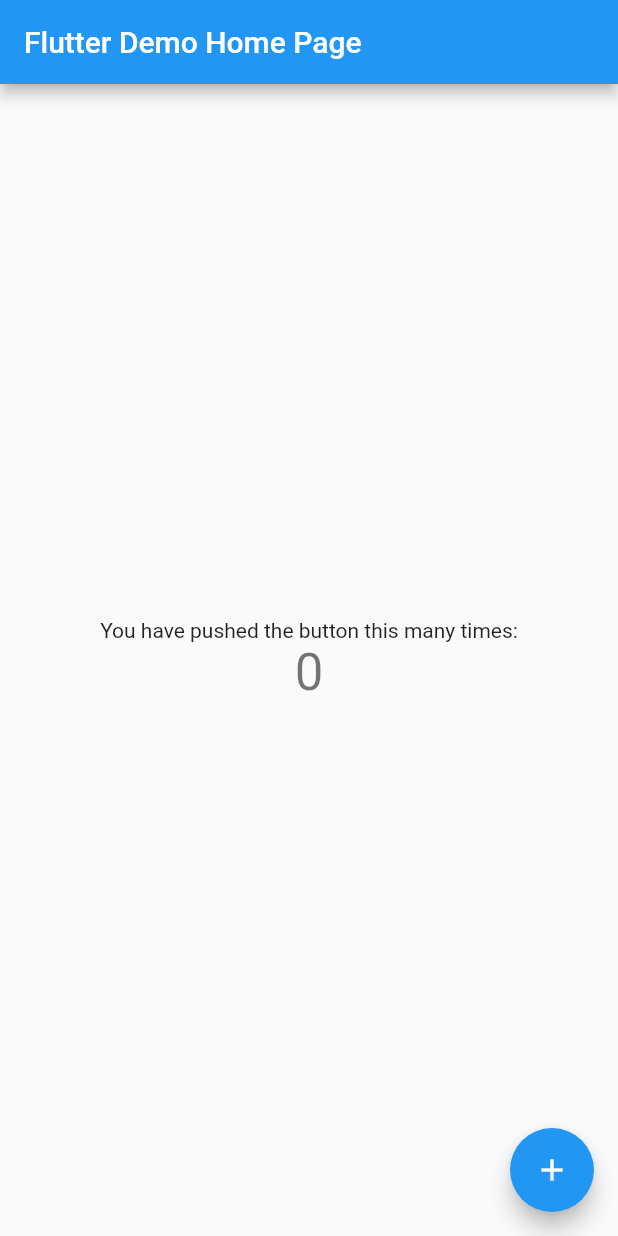
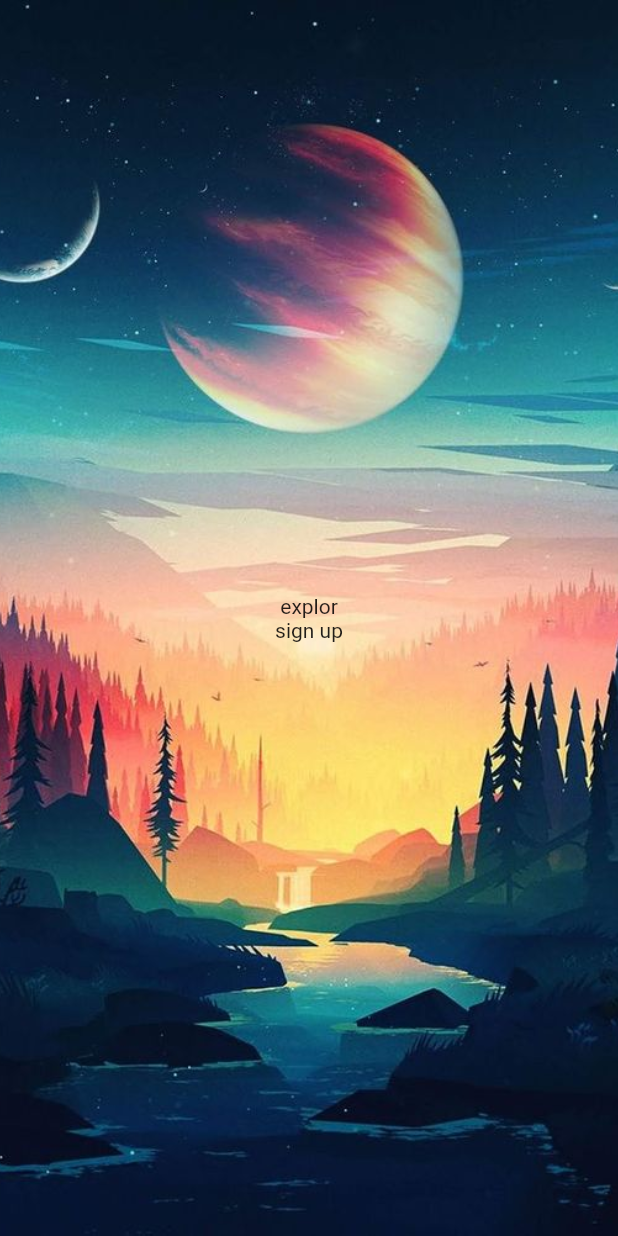
Before and after one commit to zhudtq/souler, a Flutter app: the screen it shows after launch, on a phone screen of 412 x 824 dp. Run offline on Flutter 3.47's test engine with Material 2 defaults, Android fonts, the phone set to English and light mode, and no system bars.

Commit message:
login page background

```diff
--- a/lib/main.dart
+++ b/lib/main.dart
@@ -1,111 +1,22 @@
 import 'package:flutter/material.dart';
+import 'package:flutter/rendering.dart';
 
-void main() => runApp(MyApp());
+import './pages/initialLogin/login.dart';
+
+void main(){
+  // debugPaintSizeEnabled = true;
+  runApp(MyApp());
+}
 
 class MyApp extends StatelessWidget {
-  // This widget is the root of your application.
   @override
   Widget build(BuildContext context) {
     return MaterialApp(
-      title: 'Flutter Demo',
-      theme: ThemeData(
-        // This is the theme of your application.
-        //
-        // Try running your application with "flutter run". You'll see the
-        // application has a blue toolbar. Then, without quitting the app, try
-        // changing the primarySwatch below to Colors.green and then invoke
-        // "hot reload" (press "r" in the console where you ran "flutter run",
-        // or simply save your changes to "hot reload" in a Flutter IDE).
-        // Notice that the counter didn't reset back to zero; the application
-        // is not restarted.
-        primarySwatch: Colors.blue,
-      ),
-      home: MyHomePage(title: 'Flutter Demo Home Page'),
+      initialRoute: '/',
+      routes: {
+        '/': (context) => loginPage(),
+
+      },
     );
   }
 }
-
-class MyHomePage extends StatefulWidget {
-  MyHomePage({Key key, this.title}) : super(key: key);
-
-  // This widget is the home page of your application. It is stateful, meaning
-  // that it has a State object (defined below) that contains fields that affect
-  // how it looks.
-
-  // This class is the configuration for the state. It holds the values (in this
-  // case the title) provided by the parent (in this case the App widget) and
-  // used by the build method of the State. Fields in a Widget subclass are
-  // always marked "final".
-
-  final String title;
-
-  @override
-  _MyHomePageState createState() => _MyHomePageState();
-}
-
-class _MyHomePageState extends State<MyHomePage> {
-  int _counter = 0;
-
-  void _incrementCounter() {
-    setState(() {
-      // This call to setState tells the Flutter framework that something has
-      // changed in this State, which causes it to rerun the build method below
-      // so that the display can reflect the updated values. If we changed
-      // _counter without calling setState(), then the build method would not be
-      // called again, and so nothing would appear to happen.
-      _counter++;
-    });
-  }
-
-  @override
-  Widget build(BuildContext context) {
-    // This method is rerun every time setState is called, for instance as done
-    // by the _incrementCounter method above.
-    //
-    // The Flutter framework has been optimized to make rerunning build methods
-    // fast, so that you can just rebuild anything that needs updating rather
-    // than having to individually change instances of widgets.
-    return Scaffold(
-      appBar: AppBar(
-        // Here we take the value from the MyHomePage object that was created by
-        // the App.build method, and use it to set our appbar title.
-        title: Text(widget.title),
-      ),
-      body: Center(
-        // Center is a layout widget. It takes a single child and positions it
-        // in the middle of the parent.
-        child: Column(
-          // Column is also layout widget. It takes a list of children and
-          // arranges them vertically. By default, it sizes itself to fit its
-          // children horizontally, and tries to be as tall as its parent.
-          //
-          // Invoke "debug painting" (press "p" in the console, choose the
-          // "Toggle Debug Paint" action from the Flutter Inspector in Android
-          // Studio, or the "Toggle Debug Paint" command in Visual Studio Code)
-          // to see the wireframe for each widget.
-          //
-          // Column has various properties to control how it sizes itself and
-          // how it positions its children. Here we use mainAxisAlignment to
-          // center the children vertically; the main axis here is the vertical
-          // axis because Columns are vertical (the cross axis would be
-          // horizontal).
-          mainAxisAlignment: MainAxisAlignment.center,
-          children: <Widget>[
-            Text(
-              'You have pushed the button this many times:',
-            ),
-            Text(
-              '$_counter',
-              style: Theme.of(context).textTheme.display1,
-            ),
-          ],
-        ),
-      ),
-      floatingActionButton: FloatingActionButton(
-        onPressed: _incrementCounter,
-        tooltip: 'Increment',
-        child: Icon(Icons.add),
-      ), // This trailing comma makes auto-formatting nicer for build methods.
-    );
-  }
-}
--- /dev/null
+++ b/lib/pages/initialLogin/login.dart
@@ -0,0 +1,43 @@
+import 'package:flutter/material.dart';
+
+class loginPage extends StatefulWidget {
+  @override
+  State<StatefulWidget> createState() {
+    return _loginState();
+  }
+}
+
+class _loginState extends State<loginPage> {
+  @override
+  Widget build(BuildContext context) {
+    return Scaffold(
+      //resizeToAvoidBottomInset: false,
+      body: Container(
+        width: double.infinity,
+        decoration: BoxDecoration(
+          image: DecorationImage(
+            image: new AssetImage('assets/login/landscape.jpg'),
+            fit: BoxFit.cover
+          )
+        ),
+        child: loginForm()
+      )
+    );
+  }
+
+  Widget loginForm() {
+    return Center(
+      child: Container(
+        padding: const EdgeInsets.all(15),
+        child: Column(
+          mainAxisAlignment: MainAxisAlignment.center,
+          children: <Widget>[
+            Text('explor'),
+            Text('sign up')
+          ],
+        ),
+      )
+    );
+  }
+
+}
```
Also changed, not shown: pubspec.yaml (+5 -3 lines), assets/login/explorer.jpg (added), assets/login/landscape.jpg (added), assets/login/purplesnow.jpg (added), assets/login/wildhouse.jpg (added).
